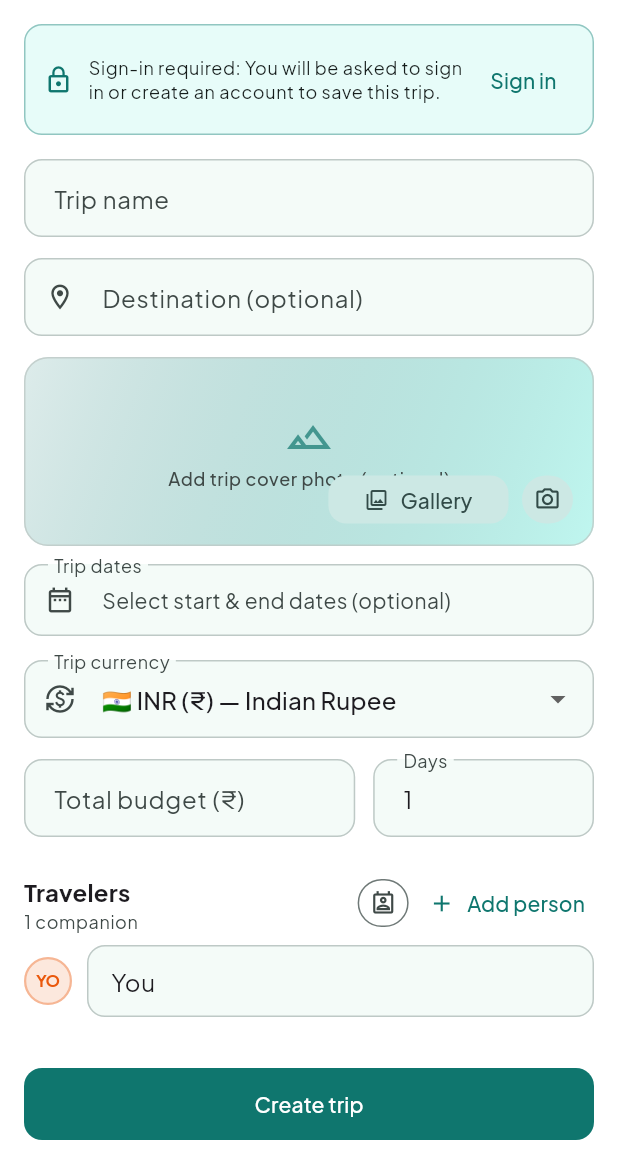
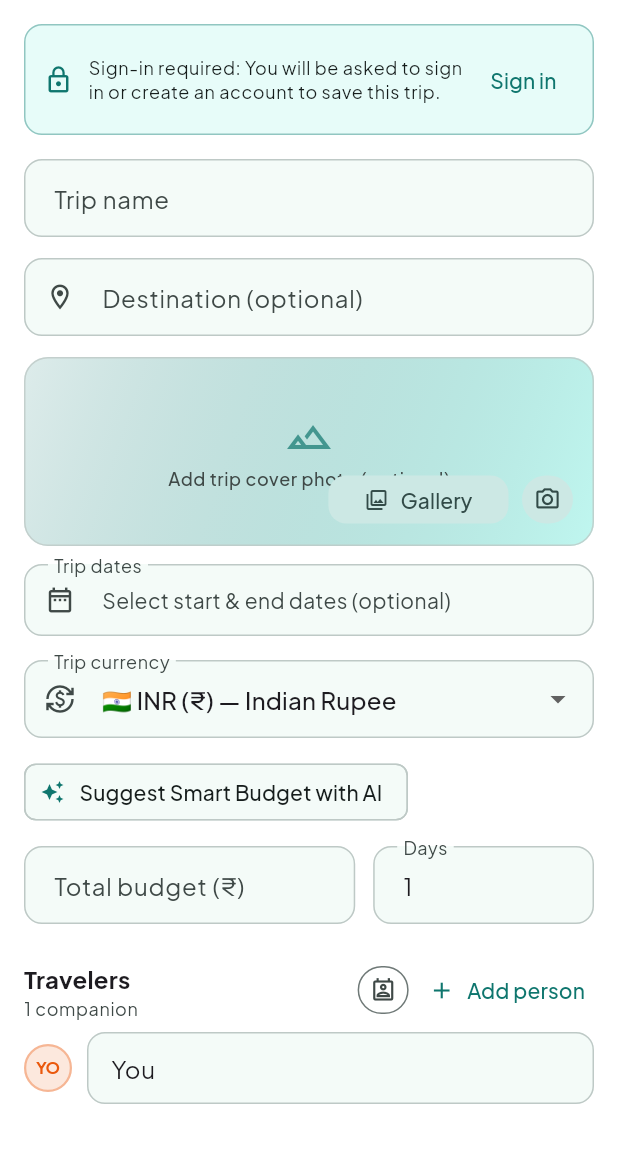
Before and after one commit to Supratik24/YeeTrip, a Flutter app: the TripSetupScreen screen opened by its route, on a phone screen of 412 x 824 dp, the part 84-1236 px from its top. Run offline on Flutter 3.47's test engine with Material 3 defaults, Android fonts, the phone set to English and light mode, and no system bars; drawn by our look-alikes of dynamic_color; our stand-ins replace csv, drift, file_picker, fl_chart, flutter_contacts, flutter_local_notifications and 10 more; missing offline and left inert: google_mlkit_text_recognition, mobile_scanner; accounts and stored records are empty; generated files the repository leaves out were written again.

Commit message:
Update trip setup screen

```diff
--- a/lib/features/trips/presentation/screens/trip_setup_screen.dart
+++ b/lib/features/trips/presentation/screens/trip_setup_screen.dart
@@ -11,6 +11,7 @@ import '../../../../core/widgets/responsive_center.dart';
 import '../../../../core/widgets/traveler_avatar.dart';
 import '../../../../data/providers.dart';
 import '../../../auth/presentation/widgets/auth_modal.dart';
+import '../widgets/ai_budget_suggester_sheet.dart';
 import '../widgets/contact_picker_sheet.dart';
 import '../widgets/trip_cover_picker.dart';
 
@@ -58,6 +59,7 @@ class _TripSetupScreenState extends ConsumerState<TripSetupScreen> {
   DateTime? _startDate;
   DateTime? _endDate;
   String _selectedCurrency = 'INR';
+  Map<String, int>? _suggestedAllocations;
   String? _travelersError;
   bool _isSubmitting = false;
 
@@ -267,6 +269,7 @@ class _TripSetupScreenState extends ConsumerState<TripSetupScreen> {
         travelerPhones:
             _travelerPhones.isNotEmpty ? _travelerPhones : null,
         currency: _selectedCurrency,
+        allocations: _suggestedAllocations,
       );
 
       if (_startDate != null) {
@@ -298,6 +301,37 @@ class _TripSetupScreenState extends ConsumerState<TripSetupScreen> {
       if (mounted) {
         setState(() => _isSubmitting = false);
       }
+    }
+  }
+
+  Future<void> _openBudgetSuggester() async {
+    final days = int.tryParse(_daysController.text.trim()) ?? 4;
+    final travelerCount = _travelers.isEmpty ? 1 : _travelers.length;
+    final applied = await AiBudgetSuggesterSheet.show(
+      context,
+      initialDestination: _destinationController.text.trim(),
+      initialDays: days < 1 ? 1 : days,
+      initialTravelerCount: travelerCount,
+      currencyCode: _selectedCurrency,
+    );
+    if (applied != null && mounted) {
+      setState(() {
+        _budgetController.text =
+            Money.paiseToDecimalString(applied.totalBudgetMinor);
+        _suggestedAllocations = applied.categoryAllocations;
+        if (_destinationController.text.trim().isEmpty &&
+            applied.updatedDestination != null) {
+          _destinationController.text = applied.updatedDestination!;
+        }
+      });
+      ScaffoldMessenger.of(context).showSnackBar(
+        SnackBar(
+          content: Text(
+            'Applied suggested budget (${Money.formatAmount(applied.totalBudgetMinor, currencyCode: _selectedCurrency)}) & category split',
+          ),
+          behavior: SnackBarBehavior.floating,
+        ),
+      );
     }
   }
 
@@ -446,7 +480,27 @@ class _TripSetupScreenState extends ConsumerState<TripSetupScreen> {
                     }
                   },
                 ),
-                const SizedBox(height: 14),
+                const SizedBox(height: 12),
+
+                // Smart / AI Budget Suggester trigger
+                Align(
+                  alignment: Alignment.centerLeft,
+                  child: ActionChip(
+                    key: const Key('ai_budget_suggester_btn'),
+                    avatar: Icon(
+                      Icons.auto_awesome,
+                      size: 16,
+                      color: theme.colorScheme.primary,
+                    ),
+                    label: Text(
+                      _suggestedAllocations != null
+                          ? 'AI Budget Applied • Recalculate'
+                          : 'Suggest Smart Budget with AI',
+                    ),
+                    onPressed: _openBudgetSuggester,
+                  ),
+                ),
+                const SizedBox(height: 12),
 
                 // Total budget & Days in a responsive row
                 Row(
```
